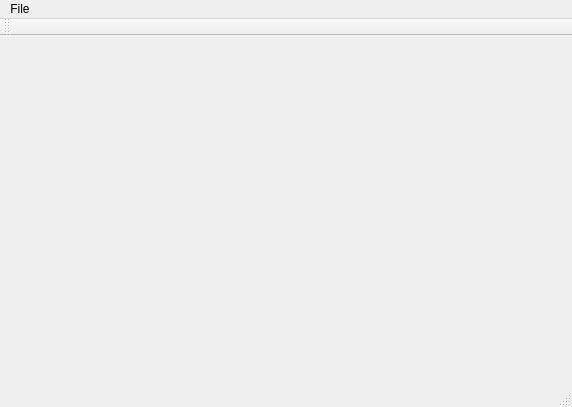
Old version of the form mainwindow.ui in the repository jgcoded/QtGaussianBlur.
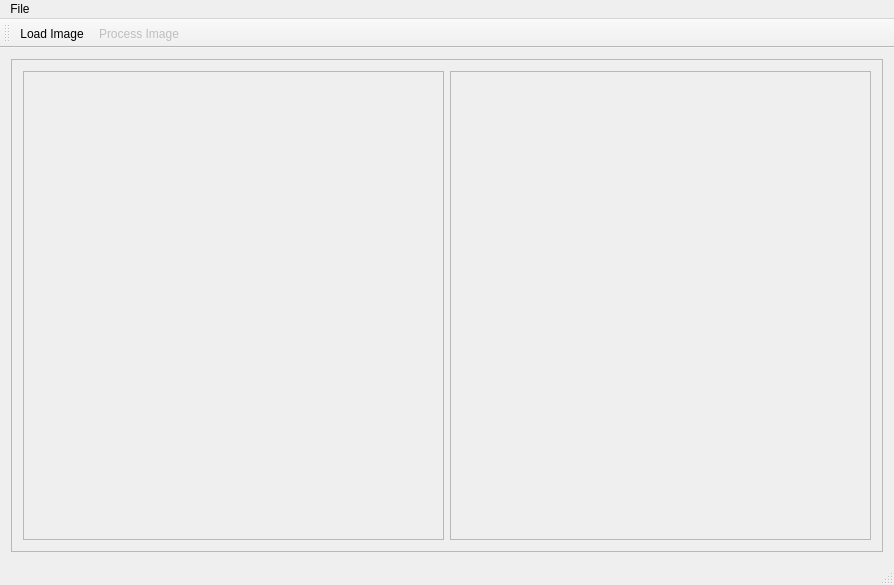
New version of the form.

Commit message: Successfully blurs images

Patch:
```diff
--- a/mainwindow.ui
+++ b/mainwindow.ui
@@ -6,8 +6,8 @@
    <rect>
     <x>0</x>
     <y>0</y>
-    <width>572</width>
-    <height>407</height>
+    <width>894</width>
+    <height>585</height>
    </rect>
   </property>
   <property name="windowTitle">
@@ -17,51 +17,88 @@
    <bool>false</bool>
   </property>
   <widget class="QWidget" name="centralWidget">
-   <widget class="QWidget" name="horizontalLayoutWidget">
-    <property name="geometry">
-     <rect>
-      <x>9</x>
-      <y>9</y>
-      <width>551</width>
-      <height>321</height>
-     </rect>
-    </property>
-    <layout class="QHBoxLayout" name="horizontalLayout">
-     <property name="sizeConstraint">
-      <enum>QLayout::SetMaximumSize</enum>
-     </property>
-     <item>
-      <widget class="QLabel" name="imageLabel">
-       <property name="sizePolicy">
-        <sizepolicy hsizetype="Ignored" vsizetype="Ignored">
-         <horstretch>0</horstretch>
-         <verstretch>0</verstretch>
-        </sizepolicy>
+   <layout class="QHBoxLayout" name="horizontalLayout_3">
+    <item>
+     <widget class="QScrollArea" name="scrollArea">
+      <property name="widgetResizable">
+       <bool>true</bool>
+      </property>
+      <widget class="QWidget" name="scrollAreaWidgetContents">
+       <property name="geometry">
+        <rect>
+         <x>0</x>
+         <y>0</y>
+         <width>861</width>
+         <height>486</height>
+        </rect>
        </property>
-       <property name="text">
-        <string/>
-       </property>
-       <property name="scaledContents">
-        <bool>true</bool>
-       </property>
+       <layout class="QHBoxLayout" name="horizontalLayout_4">
+        <item>
+         <widget class="QLabel" name="imageLabel_3">
+          <property name="sizePolicy">
+           <sizepolicy hsizetype="Ignored" vsizetype="Ignored">
+            <horstretch>0</horstretch>
+            <verstretch>0</verstretch>
+           </sizepolicy>
+          </property>
+          <property name="frameShape">
+           <enum>QFrame::StyledPanel</enum>
+          </property>
+          <property name="text">
+           <string/>
+          </property>
+          <property name="scaledContents">
+           <bool>false</bool>
+          </property>
+          <property name="alignment">
+           <set>Qt::AlignCenter</set>
+          </property>
+         </widget>
+        </item>
+        <item>
+         <widget class="QLabel" name="blurLabel_3">
+          <property name="sizePolicy">
+           <sizepolicy hsizetype="Ignored" vsizetype="Ignored">
+            <horstretch>0</horstretch>
+            <verstretch>0</verstretch>
+           </sizepolicy>
+          </property>
+          <property name="frameShape">
+           <enum>QFrame::StyledPanel</enum>
+          </property>
+          <property name="frameShadow">
+           <enum>QFrame::Plain</enum>
+          </property>
+          <property name="text">
+           <string/>
+          </property>
+          <property name="scaledContents">
+           <bool>false</bool>
+          </property>
+          <property name="alignment">
+           <set>Qt::AlignCenter</set>
+          </property>
+         </widget>
+        </item>
+       </layout>
       </widget>
-     </item>
-     <item>
-      <widget class="QLabel" name="label">
-       <property name="text">
-        <string/>
-       </property>
-      </widget>
-     </item>
-    </layout>
-   </widget>
+     </widget>
+    </item>
+    <item>
+     <layout class="QHBoxLayout" name="horizontalLayout">
+      <property name="sizeConstraint">
+       <enum>QLayout::SetDefaultConstraint</enum>
+      </property>
+     </layout>
+    </item>
+   </layout>
   </widget>
   <widget class="QMenuBar" name="menuBar">
    <property name="geometry">
     <rect>
      <x>0</x>
      <y>0</y>
-     <width>572</width>
+     <width>894</width>
      <height>26</height>
     </rect>
    </property>
@@ -74,18 +111,23 @@
    </widget>
    <addaction name="menuFile"/>
   </widget>
-  <widget class="QToolBar" name="mainToolBar">
+  <widget class="QStatusBar" name="statusBar">
+   <property name="sizeGripEnabled">
+    <bool>true</bool>
+   </property>
+  </widget>
+  <widget class="QToolBar" name="toolBar">
+   <property name="windowTitle">
+    <string>toolBar</string>
+   </property>
    <attribute name="toolBarArea">
     <enum>TopToolBarArea</enum>
    </attribute>
    <attribute name="toolBarBreak">
     <bool>false</bool>
    </attribute>
-  </widget>
-  <widget class="QStatusBar" name="statusBar">
-   <property name="sizeGripEnabled">
-    <bool>true</bool>
-   </property>
+   <addaction name="actionLoad_Image"/>
+   <addaction name="actionProcess_Image"/>
   </widget>
   <action name="actionLoad_Image">
    <property name="text">
```
The commit also changes 4 other files.
